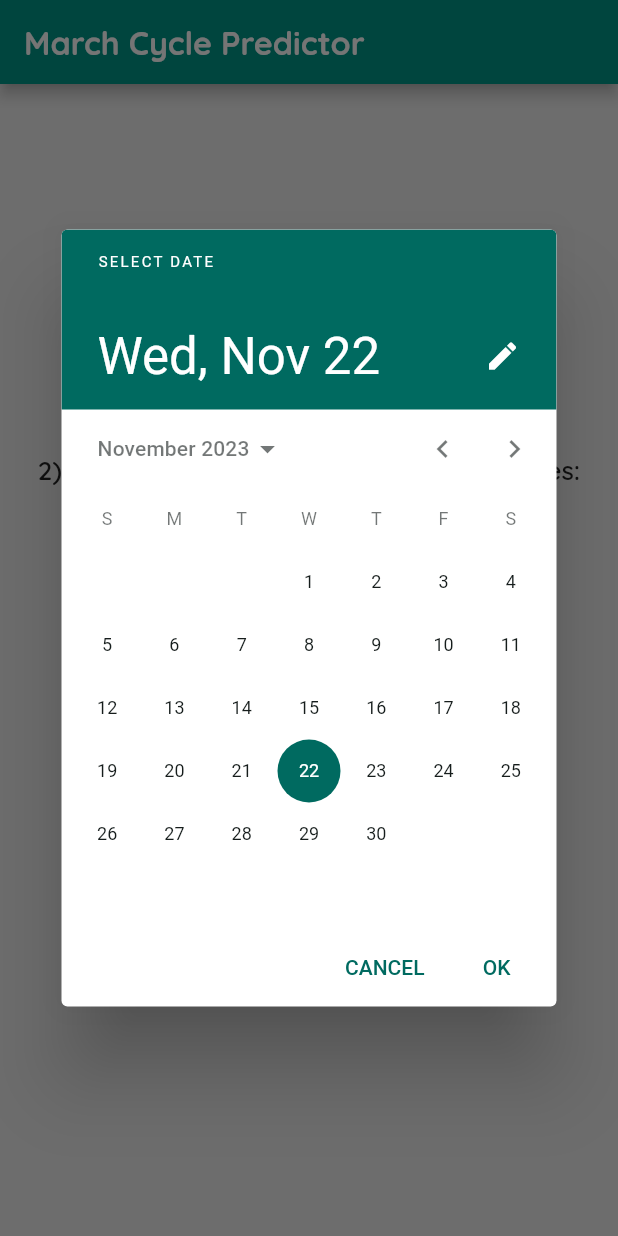
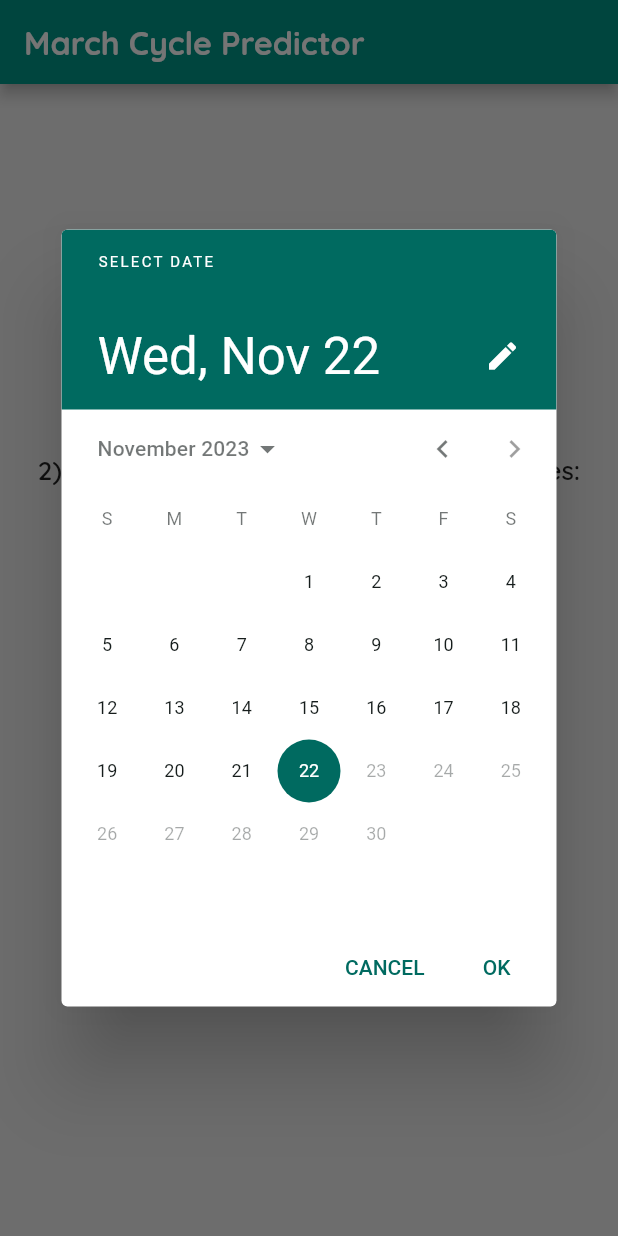
Before and after one commit to SoroushBeigi/March-Cycle-Predictor, a Flutter app: the screen it shows after launch, after a tap on "Pick a date", on a phone screen of 412 x 824 dp. Run offline on Flutter 3.47's test engine with Material 2 defaults, Android fonts, the phone set to English and light mode, and no system bars; our stand-ins replace bloc, flutter_bloc, get_it, responsive_sizer.

```diff
--- a/lib/features/feature_period/presentation/period_screen.dart
+++ b/lib/features/feature_period/presentation/period_screen.dart
@@ -130,8 +130,8 @@ class _PeriodScreenState extends State<PeriodScreen> {
       final date = await showDatePicker(
         context: context,
         initialDate: DateTime.now(),
-        firstDate: DateTime.now().subtract(const Duration(days: 150)),
-        lastDate: DateTime.now().add(const Duration(days: 150)),
+        firstDate: DateTime.now().subtract(const Duration(days: 100)),
+        lastDate: DateTime.now(),
       );
       if (date == null) {
         if (mounted) {
```
